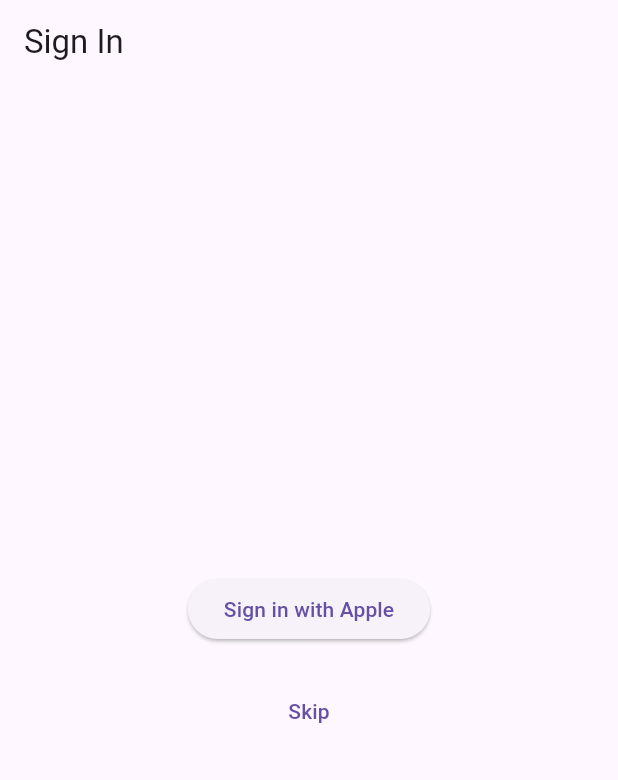
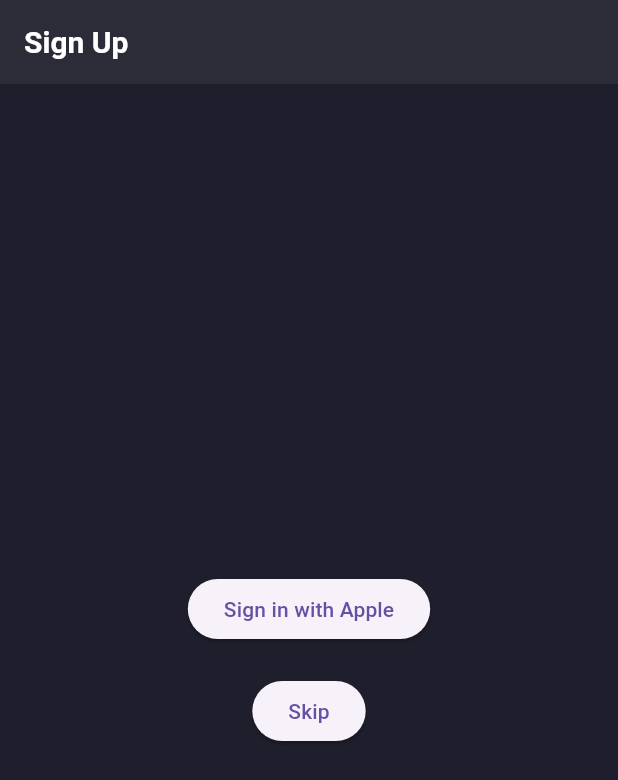
Before and after one commit to shinbehavior/beawake, a Flutter app: the screen it shows after launch, on a phone screen of 412 x 824 dp. Shown: the top 780 px of the screen. Run offline on Flutter 3.47's test engine with Material 3 defaults, Android fonts, the phone set to English and light mode, and no system bars; our stand-ins replace cloud_firestore, firebase_auth, firebase_core, fluttertoast, shared_preferences, sign_in_with_apple; accounts and stored records are empty.

Commit message:
ui update, nav bar fix

```diff
--- a/lib/app.dart
+++ b/lib/app.dart
@@ -1,73 +1,100 @@
-import 'package:beawake/screens/sign_in_screen.dart';
+// lib/app.dart
 import 'package:firebase_auth/firebase_auth.dart';
 import 'package:flutter/material.dart';
 import 'package:beawake/screens/home_screen.dart';
 import 'package:beawake/screens/friends_screen.dart';
-import 'package:flutter/widgets.dart';
+import 'package:beawake/screens/sign_up_screen.dart';
+import 'package:beawake/screens/stats_screen.dart';
+
+void main() => runApp(const MyApp());
 
 class MyApp extends StatefulWidget {
+  const MyApp({Key? key}) : super(key: key);
+
   @override
   _MyAppState createState() => _MyAppState();
 }
 
 class _MyAppState extends State<MyApp> {
   int _currentIndex = 0;
-  final List<Widget> _children = [];
+  bool _skipSignUp = false;
+  final List<Widget> _children = [
+    HomeScreen(),
+    StatsScreen(),
+    FriendsScreen(),
+  ];
 
-  @override
-  void initState() {
-    super.initState();
-    _checkLoginStatus();
-  }
-
-  void _checkLoginStatus() {
-    var auth = FirebaseAuth.instance;
-    auth.authStateChanges().listen((User? user) {
-      print("Auth state changed, user: $user");
-      if (user == null) {
+  void onTabTapped(int index) {
     setState(() {
-          _children.clear();
-          _children.add(SignInScreen());
-          print("No user found, showing SigninScreen");
-        });
-      } else {
-        setState(() {
-          _children..clear()
-                   ..add(HomeScreen())
-                   ..add(FriendsScreen());
-          print("User logged in, showing HomeScreen and FriendsScreen");
-        });
-      }
+      _currentIndex = index;
     });
   }
 
-  void onTabTapped(int index) {
-    print("Tab tapped: $index");
+  void _skipRegistration() {
     setState(() {
-      _currentIndex = index;
-      print("Current index set to: $_currentIndex");
+      _skipSignUp = true;
     });
   }
 
   @override
   Widget build(BuildContext context) {
-    print("Building Scaffold with current index: $_currentIndex");
-    print("Children count: ${_children.length}");
     return MaterialApp(
-      home: Scaffold(
-        key: ValueKey<int>(_children.length),
+      theme: ThemeData(
+        primaryColor: const Color(0xFF1E1E2C),
+        scaffoldBackgroundColor: const Color(0xFF1E1E2C),
+        appBarTheme: const AppBarTheme(
+          color: Color(0xFF2C2C38),
+          titleTextStyle: TextStyle(
+            color: Colors.white,
+            fontSize: 20,
+            fontWeight: FontWeight.bold,
+          ),
+        ),
+        bottomNavigationBarTheme: const BottomNavigationBarThemeData(
+          backgroundColor: Color(0xFF2C2C38),
+          selectedItemColor: Colors.white,
+          unselectedItemColor: Colors.grey,
+        ),
+        textTheme: const TextTheme(
+          bodyText1: TextStyle(color: Colors.white),
+          bodyText2: TextStyle(color: Colors.white70),
+        ),
+      ),
+      home: _skipSignUp
+          ? _buildMainScreen()
+          : StreamBuilder<User?>(
+              stream: FirebaseAuth.instance.authStateChanges(),
+              builder: (context, snapshot) {
+                if (snapshot.connectionState == ConnectionState.waiting) {
+                  return const Center(child: CircularProgressIndicator());
+                } else if (snapshot.hasData) {
+                  return _buildMainScreen();
+                } else {
+                  return SignUpScreen(onSkip: _skipRegistration);
+                }
+              },
+            ),
+    );
+  }
+
+  Widget _buildMainScreen() {
+    return Scaffold(
+      appBar: AppBar(
+        title: const Text("beawake"),
+        centerTitle: true,
+      ),
       body: IndexedStack(
         index: _currentIndex,
         children: _children,
       ),
-        bottomNavigationBar: _children.length > 1 ? BottomNavigationBar(
+      bottomNavigationBar: BottomNavigationBar(
         onTap: onTabTapped,
         currentIndex: _currentIndex,
-          items: [
-            BottomNavigationBarItem(icon: Icon(Icons.superscript), label: "Main"),
+        items: const [
+          BottomNavigationBarItem(icon: Icon(Icons.home), label: "Home"),
+          BottomNavigationBarItem(icon: Icon(Icons.show_chart), label: "Stats"), // Add Stats tab
           BottomNavigationBarItem(icon: Icon(Icons.people), label: "Friends"),
         ],
-        ) : null,
       ),
     );
   }
--- /dev/null
+++ b/lib/screens/sign_up_screen.dart
@@ -0,0 +1,42 @@
+import 'package:flutter/material.dart';
+import 'package:firebase_auth/firebase_auth.dart';
+import 'package:beawake/services/firebase_service.dart';
+import 'home_screen.dart';
+import 'package:beawake/widgets/sign_in_button.dart';
+
+class SignUpScreen extends StatelessWidget {
+  final FirebaseService _firebaseService = FirebaseService();
+  final VoidCallback onSkip;
+
+  SignUpScreen({required this.onSkip});
+
+  void _navigateToHome(BuildContext context, User? user) {
+    Navigator.of(context).pushReplacement(
+      MaterialPageRoute(builder: (context) => HomeScreen()),
+    );
+  }
+
+  @override
+  Widget build(BuildContext context) {
+    return Scaffold(
+      appBar: AppBar(
+        title: Text('Sign Up'),
+      ),
+      body: Center(
+        child: Column(
+          mainAxisAlignment: MainAxisAlignment.center,
+          children: <Widget>[
+            SignInButton(
+              onSignInSuccess: (user) => _navigateToHome(context, user),
+            ),
+            SizedBox(height: 20),
+            ElevatedButton(
+              onPressed: onSkip,
+              child: Text('Skip'),
+            ),
+          ],
+        ),
+      ),
+    );
+  }
+}
--- a/lib/services/firebase_service.dart
+++ b/lib/services/firebase_service.dart
@@ -1,3 +1,4 @@
+// lib/services/firebase_service.dart
 import 'package:cloud_firestore/cloud_firestore.dart';
 import 'package:firebase_auth/firebase_auth.dart';
 import 'package:sign_in_with_apple/sign_in_with_apple.dart';
```
Also changed, not shown: lib/screens/friends_screen.dart (+11 -1 lines), lib/screens/home_screen.dart (+13 -4 lines), lib/screens/sign_in_screen.dart (deleted, +0 -83 lines), lib/screens/stats_screen.dart (added, +17 -0 lines), lib/widgets/clock_circle.dart (added, +143 -0 lines), lib/widgets/event_list.dart (+40 -3 lines), lib/widgets/toggle_main_button.dart (+63 -24 lines). Lines whose indentation alone changed are shown as unchanged.
